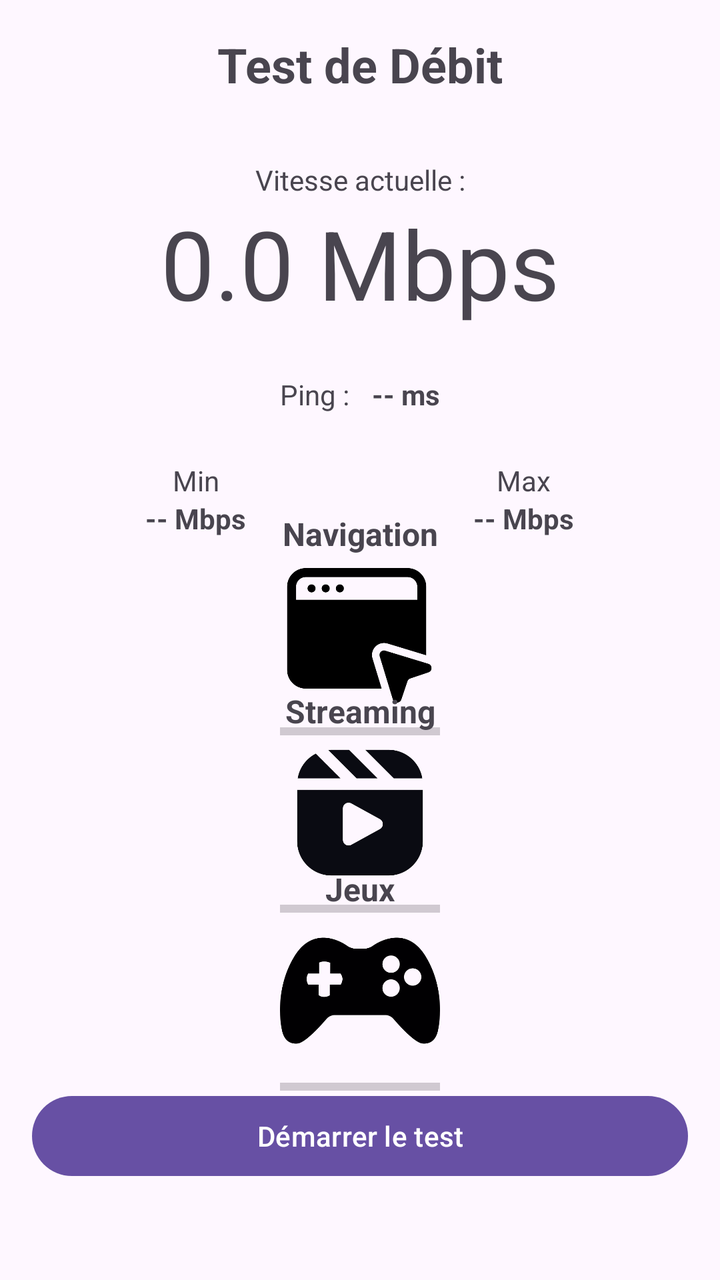
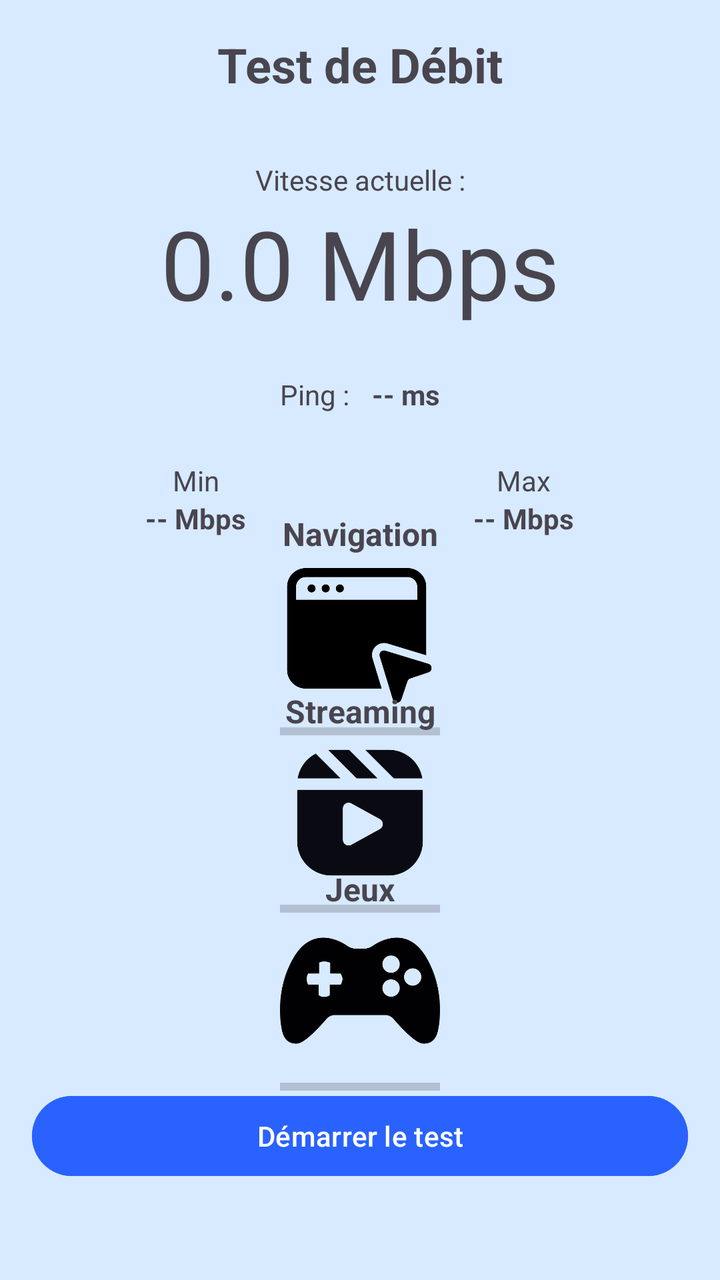

Before-and-after screenshots of an Android layout around one commit, followed by the original layout XML and the change that was made.
<!-- AndroidManifest.xml: application theme Theme.NeTools -->
<!-- res/layout/activity_speed_test.xml -->
<?xml version="1.0" encoding="utf-8"?>
<androidx.constraintlayout.widget.ConstraintLayout xmlns:android="http://schemas.android.com/apk/res/android"
    xmlns:app="http://schemas.android.com/apk/res-auto"
    xmlns:tools="http://schemas.android.com/tools"
    android:id="@+id/main"
    android:layout_width="match_parent"
    android:layout_height="match_parent"
    android:padding="16dp"
    tools:context=".SpeedTest">

    <TextView
        android:id="@+id/tvTitle"
        android:layout_width="wrap_content"
        android:layout_height="wrap_content"
        android:text="@string/speed_test_title"
        android:textSize="24sp"
        android:textStyle="bold"
        app:layout_constraintTop_toTopOf="parent"
        app:layout_constraintStart_toStartOf="parent"
        app:layout_constraintEnd_toEndOf="parent" />

    <TextView
        android:id="@+id/tvSpeedLabel"
        android:layout_width="wrap_content"
        android:layout_height="wrap_content"
        android:text="@string/current_speed"
        android:layout_marginTop="32dp"
        app:layout_constraintTop_toBottomOf="@id/tvTitle"
        app:layout_constraintStart_toStartOf="parent"
        app:layout_constraintEnd_toEndOf="parent" />

    <TextView
        android:id="@+id/tvSpeed"
        android:layout_width="wrap_content"
        android:layout_height="wrap_content"
        android:text="0.0 Mbps"
        android:textSize="48sp"
        app:layout_constraintTop_toBottomOf="@id/tvSpeedLabel"
        app:layout_constraintStart_toStartOf="parent"
        app:layout_constraintEnd_toEndOf="parent" />

    <TextView
        android:id="@+id/tvPingLabel"
        android:layout_width="wrap_content"
        android:layout_height="wrap_content"
        android:text="@string/ping_label"
        android:layout_marginTop="24dp"
        app:layout_constraintEnd_toStartOf="@+id/tvPing"
        app:layout_constraintHorizontal_chainStyle="packed"
        app:layout_constraintStart_toStartOf="parent"
        app:layout_constraintTop_toBottomOf="@id/tvSpeed" />

    <TextView
        android:id="@+id/tvPing"
        android:layout_width="wrap_content"
        android:layout_height="wrap_content"
        android:layout_marginStart="8dp"
        android:text=" -- ms"
        android:textStyle="bold"
        app:layout_constraintEnd_toEndOf="parent"
        app:layout_constraintStart_toEndOf="@id/tvPingLabel"
        app:layout_constraintTop_toTopOf="@id/tvPingLabel" />

    <LinearLayout
        android:id="@+id/statsLayout"
        android:layout_width="match_parent"
        android:layout_height="wrap_content"
        android:orientation="horizontal"
        android:layout_marginTop="24dp"
        app:layout_constraintTop_toBottomOf="@id/tvPingLabel">

        <LinearLayout
            android:layout_width="0dp"
            android:layout_height="wrap_content"
            android:layout_weight="1"
            android:orientation="vertical"
            android:gravity="center">
            <TextView
                android:layout_width="wrap_content"
                android:layout_height="wrap_content"
                android:text="@string/min_label" />
            <TextView
                android:id="@+id/tvMin"
                android:layout_width="wrap_content"
                android:layout_height="wrap_content"
                android:text="-- Mbps"
                android:textStyle="bold" />
        </LinearLayout>

        <LinearLayout
            android:layout_width="0dp"
            android:layout_height="wrap_content"
            android:layout_weight="1"
            android:orientation="vertical"
            android:gravity="center">
            <TextView
                android:layout_width="wrap_content"
                android:layout_height="wrap_content"
                android:text="@string/max_label" />
            <TextView
                android:id="@+id/tvMax"
                android:layout_width="wrap_content"
                android:layout_height="wrap_content"
                android:text="-- Mbps"
                android:textStyle="bold" />
        </LinearLayout>
    </LinearLayout>

    <Button
        android:id="@+id/btnStart"
        android:layout_width="match_parent"
        android:layout_height="wrap_content"
        android:text="@string/start_test"
        android:layout_marginBottom="32dp"
        app:layout_constraintBottom_toBottomOf="parent" />

    <TextView
        android:id="@+id/textView2"
        android:layout_width="wrap_content"
        android:layout_height="wrap_content"
        android:text="@string/surfing"
        android:textSize="16sp"
        android:textStyle="bold"
        app:layout_constraintBottom_toTopOf="@+id/imageView"
        app:layout_constraintEnd_toEndOf="parent"
        app:layout_constraintStart_toStartOf="parent" />

    <ImageView
        android:id="@+id/imageView"
        android:layout_width="80dp"
        android:layout_height="80dp"
        app:layout_constraintBottom_toTopOf="@+id/imageView2"
        app:layout_constraintEnd_toEndOf="parent"
        app:layout_constraintHorizontal_bias="0.498"
        app:layout_constraintStart_toStartOf="parent"
        app:layout_constraintTop_toBottomOf="@+id/statsLayout"
        app:srcCompat="@drawable/webpage" />

    <ProgressBar
        android:id="@+id/progressBarSurfing"
        style="?android:attr/progressBarStyleHorizontal"
        android:layout_width="80dp"
        android:layout_height="wrap_content"
        app:layout_constraintEnd_toEndOf="parent"
        app:layout_constraintStart_toStartOf="parent"
        app:layout_constraintTop_toBottomOf="@+id/imageView" />

    <TextView
        android:id="@+id/textView3"
        android:layout_width="wrap_content"
        android:layout_height="wrap_content"
        android:text="@string/streaming"
        android:textSize="16sp"
        android:textStyle="bold"
        app:layout_constraintBottom_toTopOf="@+id/imageView2"
        app:layout_constraintEnd_toEndOf="parent"
        app:layout_constraintStart_toStartOf="parent" />

    <ImageView
        android:id="@+id/imageView2"
        android:layout_width="80dp"
        android:layout_height="80dp"
        app:layout_constraintBottom_toTopOf="@+id/btnStart"
        app:layout_constraintEnd_toEndOf="parent"
        app:layout_constraintStart_toStartOf="parent"
        app:layout_constraintTop_toBottomOf="@+id/statsLayout"
        app:srcCompat="@drawable/clapperboard" />

    <ProgressBar
        android:id="@+id/progressBarStreaming"
        style="?android:attr/progressBarStyleHorizontal"
        android:layout_width="80dp"
        android:layout_height="wrap_content"
        app:layout_constraintEnd_toEndOf="parent"
        app:layout_constraintStart_toStartOf="parent"
        app:layout_constraintTop_toBottomOf="@+id/imageView2" />

    <TextView
        android:id="@+id/textView4"
        android:layout_width="wrap_content"
        android:layout_height="wrap_content"
        android:text="@string/gaming"
        android:textSize="16sp"
        android:textStyle="bold"
        app:layout_constraintBottom_toTopOf="@+id/imageView3"
        app:layout_constraintEnd_toEndOf="parent"
        app:layout_constraintStart_toStartOf="parent" />

    <ImageView
        android:id="@+id/imageView3"
        android:layout_width="80dp"
        android:layout_height="80dp"
        app:layout_constraintBottom_toTopOf="@+id/btnStart"
        app:layout_constraintEnd_toEndOf="parent"
        app:layout_constraintStart_toStartOf="parent"
        app:layout_constraintTop_toTopOf="@+id/progressBarStreaming"
        app:srcCompat="@drawable/games" />

    <ProgressBar
        android:id="@+id/progressBarGaming"
        style="?android:attr/progressBarStyleHorizontal"
        android:layout_width="80dp"
        android:layout_height="wrap_content"
        app:layout_constraintEnd_toEndOf="parent"
        app:layout_constraintStart_toStartOf="parent"
        app:layout_constraintTop_toBottomOf="@+id/imageView3" />

</androidx.constraintlayout.widget.ConstraintLayout>
<!-- resources referenced by this layout -->
<resources>
  <!-- drawable clapperboard: png bitmap (drawable, 9976 bytes) -->
  <!-- drawable games: png bitmap (drawable, 13390 bytes) -->
  <!-- drawable webpage: png bitmap (drawable, 9087 bytes) -->
  <string name="current_speed">Vitesse actuelle :</string>
  <string name="gaming">Jeux</string>
  <string name="max_label">Max</string>
  <string name="min_label">Min</string>
  <string name="ping_label">Ping :</string>
  <string name="speed_test_title">Test de Débit</string>
  <string name="start_test">Démarrer le test</string>
  <string name="streaming">Streaming</string>
  <string name="surfing">Navigation</string>
  <style name="Theme.NeTools" parent="Base.Theme.NeTools" />
  <style name="Base.Theme.NeTools" parent="Theme.Material3.DayNight.NoActionBar">
          
          
      </style>
</resources>

<!-- the commit's change to res/layout/activity_speed_test.xml (unified diff, before → after) -->
@@ -5,6 +5,9 @@
     android:id="@+id/main"
     android:layout_width="match_parent"
     android:layout_height="match_parent"
+    android:background="#00FFFFFF"
+    android:backgroundTint="#2E29ADFF"
+    android:backgroundTintMode="add"
     android:padding="16dp"
     tools:context=".SpeedTest">
 
@@ -15,19 +18,19 @@
         android:text="@string/speed_test_title"
         android:textSize="24sp"
         android:textStyle="bold"
-        app:layout_constraintTop_toTopOf="parent"
-        app:layout_constraintStart_toStartOf="parent"
-        app:layout_constraintEnd_toEndOf="parent" />
+        app:layout_constraintEnd_toEndOf="parent"
+        app:layout_constraintStart_toStartOf="parent"
+        app:layout_constraintTop_toTopOf="parent" />
 
     <TextView
         android:id="@+id/tvSpeedLabel"
         android:layout_width="wrap_content"
         android:layout_height="wrap_content"
+        android:layout_marginTop="32dp"
         android:text="@string/current_speed"
-        android:layout_marginTop="32dp"
-        app:layout_constraintTop_toBottomOf="@id/tvTitle"
-        app:layout_constraintStart_toStartOf="parent"
-        app:layout_constraintEnd_toEndOf="parent" />
+        app:layout_constraintEnd_toEndOf="parent"
+        app:layout_constraintStart_toStartOf="parent"
+        app:layout_constraintTop_toBottomOf="@id/tvTitle" />
 
     <TextView
         android:id="@+id/tvSpeed"
@@ -35,16 +38,16 @@
         android:layout_height="wrap_content"
         android:text="0.0 Mbps"
         android:textSize="48sp"
-        app:layout_constraintTop_toBottomOf="@id/tvSpeedLabel"
-        app:layout_constraintStart_toStartOf="parent"
-        app:layout_constraintEnd_toEndOf="parent" />
+        app:layout_constraintEnd_toEndOf="parent"
+        app:layout_constraintStart_toStartOf="parent"
+        app:layout_constraintTop_toBottomOf="@id/tvSpeedLabel" />
 
     <TextView
         android:id="@+id/tvPingLabel"
         android:layout_width="wrap_content"
         android:layout_height="wrap_content"
+        android:layout_marginTop="24dp"
         android:text="@string/ping_label"
-        android:layout_marginTop="24dp"
         app:layout_constraintEnd_toStartOf="@+id/tvPing"
         app:layout_constraintHorizontal_chainStyle="packed"
         app:layout_constraintStart_toStartOf="parent"
@@ -65,20 +68,22 @@
         android:id="@+id/statsLayout"
         android:layout_width="match_parent"
         android:layout_height="wrap_content"
+        android:layout_marginTop="24dp"
         android:orientation="horizontal"
-        android:layout_marginTop="24dp"
         app:layout_constraintTop_toBottomOf="@id/tvPingLabel">
 
         <LinearLayout
             android:layout_width="0dp"
             android:layout_height="wrap_content"
             android:layout_weight="1"
-            android:orientation="vertical"
-            android:gravity="center">
+            android:gravity="center"
+            android:orientation="vertical">
+
             <TextView
                 android:layout_width="wrap_content"
                 android:layout_height="wrap_content"
                 android:text="@string/min_label" />
+
             <TextView
                 android:id="@+id/tvMin"
                 android:layout_width="wrap_content"
@@ -91,12 +96,14 @@
             android:layout_width="0dp"
             android:layout_height="wrap_content"
             android:layout_weight="1"
-            android:orientation="vertical"
-            android:gravity="center">
+            android:gravity="center"
+            android:orientation="vertical">
+
             <TextView
                 android:layout_width="wrap_content"
                 android:layout_height="wrap_content"
                 android:text="@string/max_label" />
+
             <TextView
                 android:id="@+id/tvMax"
                 android:layout_width="wrap_content"
@@ -110,9 +117,11 @@
         android:id="@+id/btnStart"
         android:layout_width="match_parent"
         android:layout_height="wrap_content"
+        android:layout_marginBottom="32dp"
+        android:backgroundTint="#2962FF"
         android:text="@string/start_test"
-        android:layout_marginBottom="32dp"
-        app:layout_constraintBottom_toBottomOf="parent" />
+        app:layout_constraintBottom_toBottomOf="parent"
+        tools:layout_editor_absoluteX="16dp" />
 
     <TextView
         android:id="@+id/textView2"
